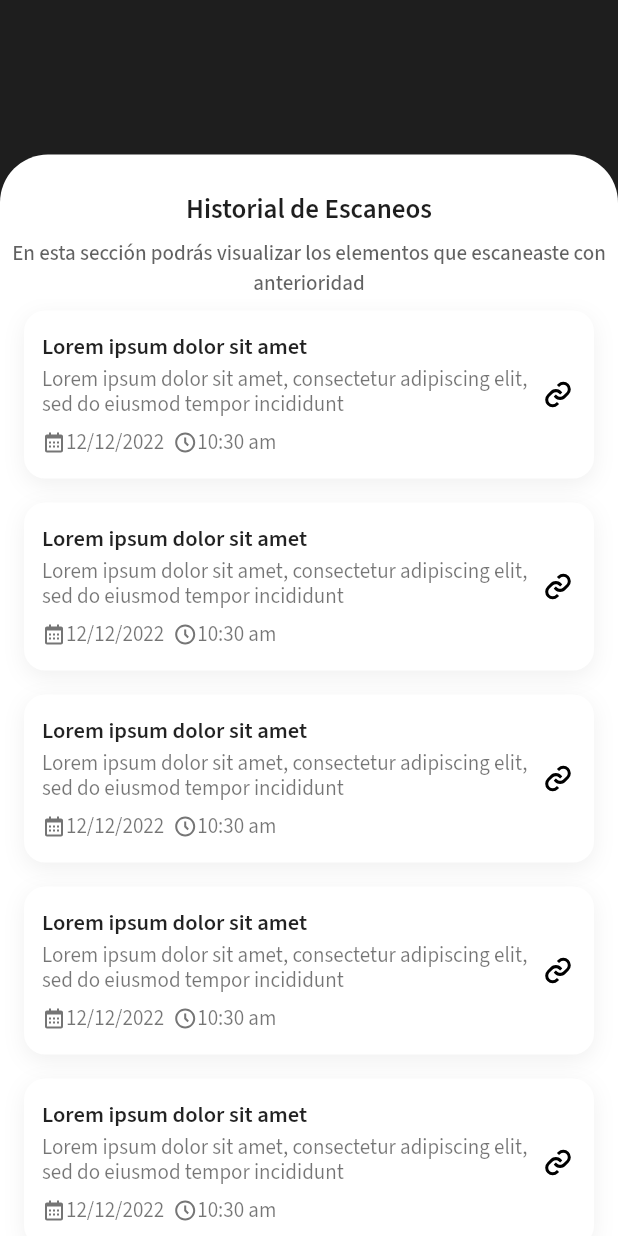
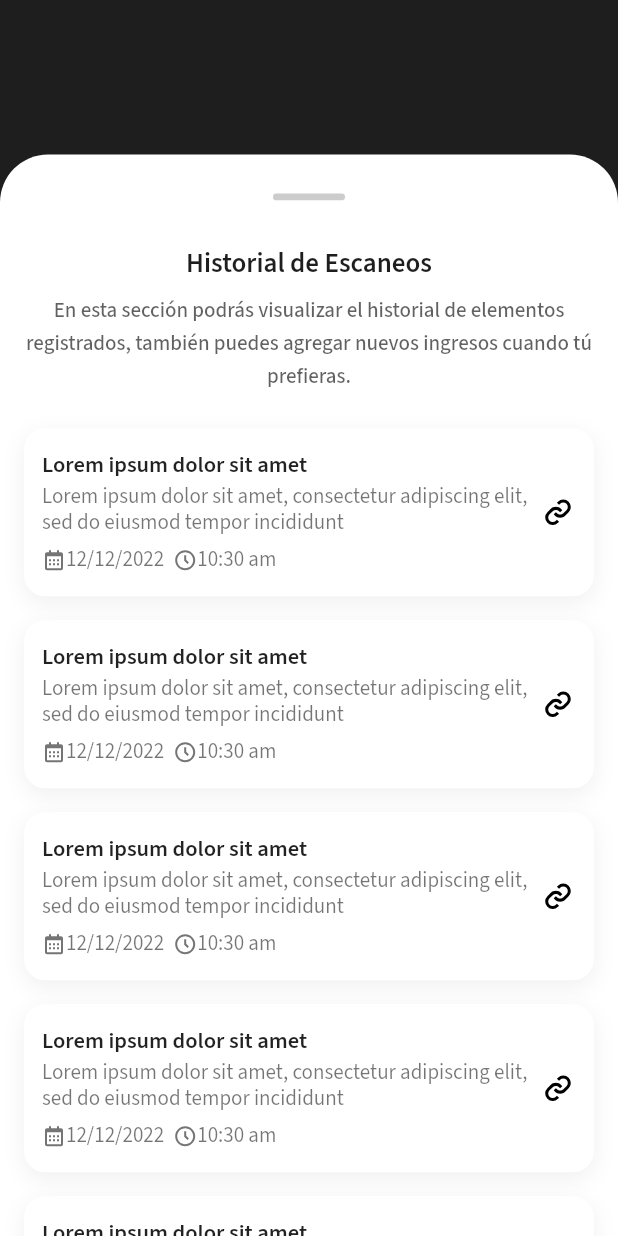
Before and after one commit to ehbarrionuevo/flutter_codigo2_qr, a Flutter app: the screen it shows after launch, on a phone screen of 412 x 824 dp. Run offline on Flutter 3.47's test engine with Material 2 defaults, Android fonts, the phone set to English and light mode, and no system bars; our stand-ins replace flutter_svg, google_fonts.

Commit message:
Listado general 2.2

```diff
--- a/lib/ui/pages/home_page.dart
+++ b/lib/ui/pages/home_page.dart
@@ -18,7 +18,7 @@ class HomePage extends StatelessWidget {
           Expanded(
             flex: 7,
             child: Container(
-              padding: const EdgeInsets.only(top: 24),
+              padding: const EdgeInsets.only(top: 10),
               decoration: const BoxDecoration(
                 color: Colors.white,
                 borderRadius: BorderRadius.only(
@@ -28,6 +28,20 @@ class HomePage extends StatelessWidget {
               ),
               child: Column(
                 children: [
+
+                 Padding(
+                   padding: const EdgeInsets.all(16.0),
+                   child: Column(
+                     children: [
+                       Container(
+                         width: 48,
+                         height: 4.5,
+                         decoration: BoxDecoration(
+                           color: Colors.black.withOpacity(0.2),
+                           borderRadius: BorderRadius.circular(10),
+                         ),
+                       ),
+                       divider30,
                        Text(
                          "Historial de Escaneos",
                          style: TextStyle(
@@ -38,14 +52,21 @@ class HomePage extends StatelessWidget {
                        ),
                        divider6,
                        Text(
-                    "En esta sección podrás visualizar los elementos que escaneaste con anterioridad",
+                         "En esta sección podrás visualizar el historial de elementos registrados, también puedes agregar nuevos ingresos cuando tú prefieras.",
                          textAlign: TextAlign.center,
                          style: TextStyle(
                            fontSize: 14.0,
+                           height: 1.6,
                            color: Color(0xff1E1E1E).withOpacity(0.7),
                            fontWeight: FontWeight.w500,
                          ),
                        ),
+                     ],
+                   ),
+                 ),
+
+
+
                   Expanded(
                     child: SingleChildScrollView(
                       physics: const BouncingScrollPhysics(),
```
Lines whose indentation alone changed are shown as unchanged.
